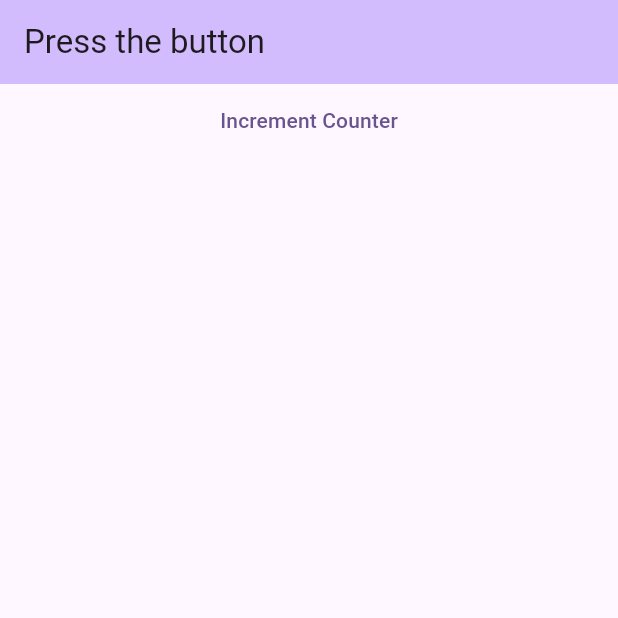
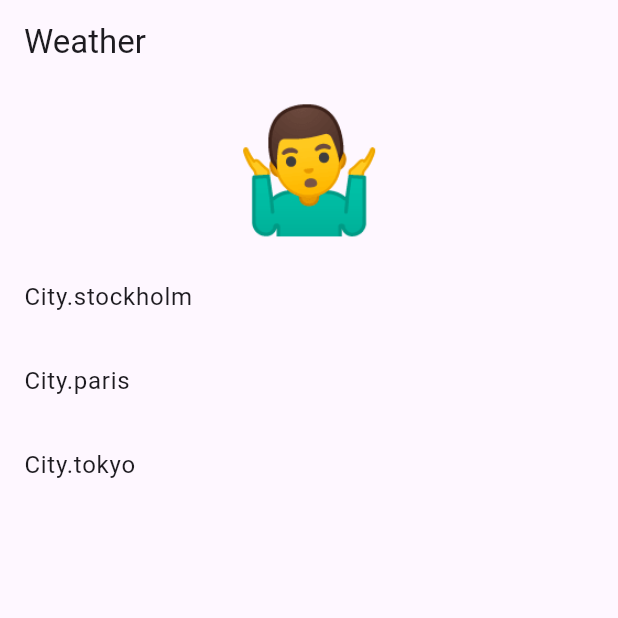
Before and after one commit to ashiqaliaslam/riverpod_practice, a Flutter app: the screen it shows after launch, on a phone screen of 412 x 824 dp, the top half of it. Run offline on Flutter 3.47's test engine with Material 2 defaults, Android fonts, the phone set to English and light mode, and no system bars; our stand-ins replace hooks_riverpod.

Commit message:
weather app with riverpod

```diff
--- a/lib/main.dart
+++ b/lib/main.dart
@@ -6,29 +6,6 @@ void main() {
     child: MyApp(),
   ));
 }
-
-extension OptionalInfixAddition<T extends num> on T? {
-  T? operator +(T? other) {
-    final shadow = this;
-    if (shadow != null) {
-      return shadow + (other ?? 0) as T;
-    } else {
-      return null;
-    }
-  }
-}
-
-class Counter extends StateNotifier<int?> {
-  Counter() : super(null);
-  // state is equal to state,  if state is null then start with 1
-  // otherwise start with state + 1;
-  void increment() => state = state == null ? 1 : state + 1;
-  int? get value => state;
-}
-
-final counterProvider = StateNotifierProvider<Counter, int?>(
-  (ref) => Counter(),
-);
 
 class MyApp extends StatelessWidget {
   const MyApp({Key? key}) : super(key: key);
@@ -48,34 +25,86 @@ class MyApp extends StatelessWidget {
   }
 }
 
-final currentDate = Provider<DateTime>((ref) => DateTime.now());
+enum City {
+  stockholm,
+  paris,
+  tokyo,
+}
+
+typedef WeatherEmoji = String;
+
+Future<WeatherEmoji> getWeather(City city) {
+  return Future.delayed(
+    const Duration(milliseconds: 500),
+    () => {
+      City.stockholm: '❄️',
+      City.paris: '🌧️',
+      City.tokyo: '💨',
+    }[city]!,
+  );
+}
+
+// UI writes to this and reads from this
+final currentCityProvider = StateProvider<City?>(
+  (ref) => null,
+);
+
+const unknownWeatherEmoji = '🤷‍♂️';
+
+// UI reads this
+final weatherProvider = FutureProvider<WeatherEmoji>(
+  (ref) {
+    final city = ref.watch(currentCityProvider);
+    if (city != null) {
+      return getWeather(city);
+    } else {
+      return unknownWeatherEmoji;
+    }
+  },
+);
 
 class HomePage extends ConsumerWidget {
   const HomePage({super.key});
 
   @override
   Widget build(BuildContext context, WidgetRef ref) {
+    final currentWeather = ref.watch(weatherProvider);
     return Scaffold(
       appBar: AppBar(
-          backgroundColor: Theme.of(context).colorScheme.inversePrimary,
-          title: Consumer(
-            builder: (context, ref, child) {
-              final count = ref.watch(counterProvider);
-              final text =
-                  count == null ? 'Press the button' : count.toString();
-              return Text(text);
+        title: const Text('Weather'),
+      ),
+      body: Column(children: [
+        currentWeather.when(
+            data: (data) {
+              return Text(
+                data,
+                style: const TextStyle(fontSize: 80),
+              );
             },
-          )),
-      body: Column(
-        crossAxisAlignment: CrossAxisAlignment.stretch,
-        children: [
-          TextButton(
-              onPressed: () {
-                ref.read(counterProvider.notifier).increment();
-              },
-              child: const Text('Increment Counter'))
-        ],
-      ),
+            error: (error, stackTrace) => const Text('Error 🥲'),
+            loading: () => const Padding(
+                  padding: EdgeInsets.all(8.0),
+                  child: CircularProgressIndicator(),
+                )),
+        Expanded(
+          child: ListView.builder(
+            itemCount: City.values.length,
+            itemBuilder: (context, index) {
+              final city = City.values[index];
+              final isSelected = city == ref.watch(currentCityProvider);
+              return ListTile(
+                title: Text(
+                  city.toString(),
+                ),
+                trailing: isSelected ? const Icon(Icons.check) : null,
+                onTap: () {
+                  ref.read(currentCityProvider.notifier).state = city;
+                },
+              );
+            },
+          ),
+        ),
+      ]),
     );
   }
 }
```
